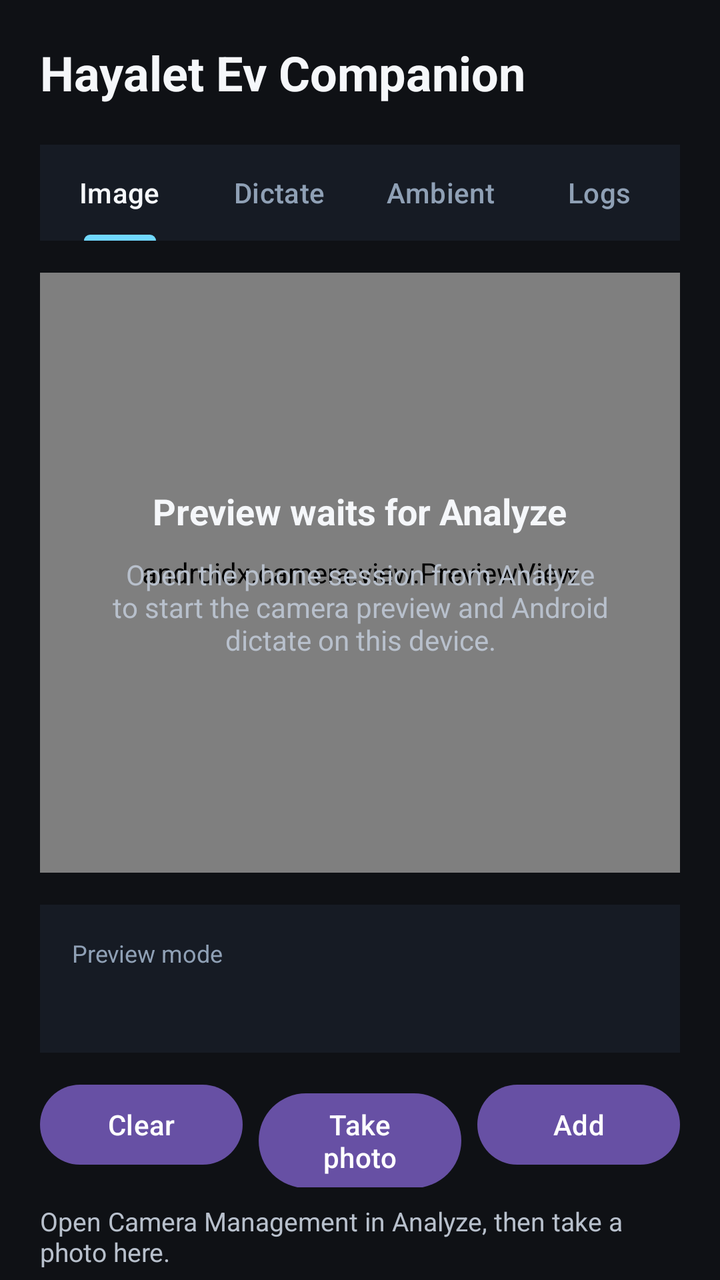
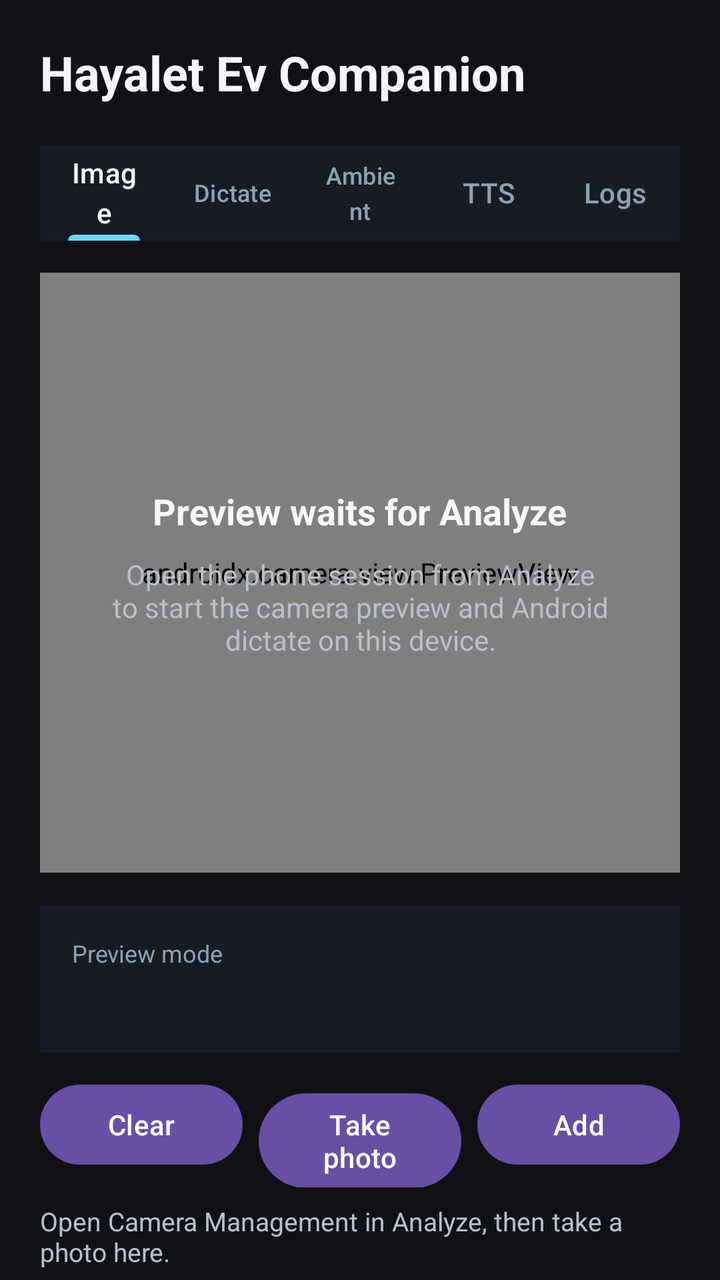

The first picture is an Android layout as it rendered before a commit; the second is the same layout after the commit. The layout source and the unified diff follow.
<!-- AndroidManifest.xml: application theme Theme.HayaletEvCompanion -->
<!-- res/layout/activity_main.xml -->
<?xml version="1.0" encoding="utf-8"?>
<androidx.core.widget.NestedScrollView xmlns:android="http://schemas.android.com/apk/res/android"
    xmlns:app="http://schemas.android.com/apk/res-auto"
    android:layout_width="match_parent"
    android:layout_height="match_parent"
    android:background="#0F1115"
    android:fillViewport="true">

    <LinearLayout
        android:layout_width="match_parent"
        android:layout_height="wrap_content"
        android:orientation="vertical"
        android:padding="20dp">

        <TextView
            android:id="@+id/titleText"
            android:layout_width="match_parent"
            android:layout_height="wrap_content"
            android:text="@string/app_name"
            android:textColor="#F5F7FA"
            android:textSize="24sp"
            android:textStyle="bold" />

        <TextView
            android:id="@+id/subtitleText"
            android:layout_width="match_parent"
            android:layout_height="wrap_content"
            android:layout_marginTop="8dp"
            android:text="@string/companion_subtitle"
            android:textColor="#B8C0CC"
            android:textSize="14sp"
            android:visibility="gone" />

        <LinearLayout
            android:id="@+id/statusPanel"
            android:layout_width="match_parent"
            android:layout_height="wrap_content"
            android:layout_marginTop="20dp"
            android:background="#161B24"
            android:orientation="vertical"
            android:padding="16dp"
            android:visibility="gone">

            <TextView
                android:id="@+id/statusLabel"
                android:layout_width="wrap_content"
                android:layout_height="wrap_content"
                android:text="@string/status_label"
                android:textColor="#8FA0B5"
                android:textSize="12sp" />

            <TextView
                android:id="@+id/statusValue"
                android:layout_width="wrap_content"
                android:layout_height="wrap_content"
                android:layout_marginTop="4dp"
                android:textColor="#F5F7FA"
                android:textSize="16sp"
                android:textStyle="bold" />

            <TextView
                android:id="@+id/targetLabel"
                android:layout_width="wrap_content"
                android:layout_height="wrap_content"
                android:layout_marginTop="14dp"
                android:text="@string/target_label"
                android:textColor="#8FA0B5"
                android:textSize="12sp" />

            <TextView
                android:id="@+id/targetValue"
                android:layout_width="wrap_content"
                android:layout_height="wrap_content"
                android:layout_marginTop="4dp"
                android:textColor="#F5F7FA"
                android:textSize="16sp"
                android:textStyle="bold" />

            <TextView
                android:id="@+id/permissionsLabel"
                android:layout_width="wrap_content"
                android:layout_height="wrap_content"
                android:layout_marginTop="14dp"
                android:text="@string/permissions_label"
                android:textColor="#8FA0B5"
                android:textSize="12sp" />

            <TextView
                android:id="@+id/permissionsValue"
                android:layout_width="wrap_content"
                android:layout_height="wrap_content"
                android:layout_marginTop="4dp"
                android:textColor="#F5F7FA"
                android:textSize="16sp"
                android:textStyle="bold" />
        </LinearLayout>

        <com.google.android.material.tabs.TabLayout
            android:id="@+id/companionTabs"
            android:layout_width="match_parent"
            android:layout_height="wrap_content"
            android:layout_marginTop="20dp"
            android:background="#161B24"
            app:tabIndicatorColor="#70D8FF"
            app:tabMode="fixed"
            app:tabRippleColor="#26364A"
            app:tabSelectedTextColor="#F5F7FA"
            app:tabTextColor="#8FA0B5">

            <com.google.android.material.tabs.TabItem
                android:layout_width="wrap_content"
                android:layout_height="wrap_content"
                android:text="@string/tab_image" />

            <com.google.android.material.tabs.TabItem
                android:layout_width="wrap_content"
                android:layout_height="wrap_content"
                android:text="@string/tab_dictate" />

            <com.google.android.material.tabs.TabItem
                android:layout_width="wrap_content"
                android:layout_height="wrap_content"
                android:text="@string/tab_ambient" />

            <com.google.android.material.tabs.TabItem
                android:layout_width="wrap_content"
                android:layout_height="wrap_content"
                android:text="@string/tab_logs" />
        </com.google.android.material.tabs.TabLayout>

        <LinearLayout
            android:id="@+id/imageTabPanel"
            android:layout_width="match_parent"
            android:layout_height="wrap_content"
            android:layout_marginTop="16dp"
            android:orientation="vertical">

            <FrameLayout
                android:layout_width="match_parent"
                android:layout_height="300dp"
                android:background="#1A1F29">

                <androidx.camera.view.PreviewView
                    android:id="@+id/cameraPreview"
                    android:layout_width="match_parent"
                    android:layout_height="match_parent"
                    android:background="#1A1F29" />

                <LinearLayout
                    android:id="@+id/previewPlaceholder"
                    android:layout_width="match_parent"
                    android:layout_height="match_parent"
                    android:gravity="center"
                    android:orientation="vertical"
                    android:padding="24dp">

                    <TextView
                        android:layout_width="wrap_content"
                        android:layout_height="wrap_content"
                        android:text="@string/preview_waiting_title"
                        android:textColor="#F5F7FA"
                        android:textSize="18sp"
                        android:textStyle="bold" />

                    <TextView
                        android:layout_width="wrap_content"
                        android:layout_height="wrap_content"
                        android:layout_marginTop="10dp"
                        android:gravity="center"
                        android:text="@string/preview_waiting_body"
                        android:textColor="#B8C0CC"
                        android:textSize="14sp" />
                </LinearLayout>
            </FrameLayout>

            <LinearLayout
                android:id="@+id/imageStatusPanel"
                android:layout_width="match_parent"
                android:layout_height="wrap_content"
                android:layout_marginTop="16dp"
                android:background="#161B24"
                android:orientation="vertical"
                android:padding="16dp">

                <TextView
                    android:id="@+id/previewLabel"
                    android:layout_width="wrap_content"
                    android:layout_height="wrap_content"
                    android:text="@string/preview_label"
                    android:textColor="#8FA0B5"
                    android:textSize="12sp" />

                <TextView
                    android:id="@+id/previewValue"
                    android:layout_width="wrap_content"
                    android:layout_height="wrap_content"
                    android:layout_marginTop="4dp"
                    android:textColor="#F5F7FA"
                    android:textSize="16sp"
                    android:textStyle="bold" />
            </LinearLayout>

            <LinearLayout
                android:id="@+id/imageCaptureActions"
                android:layout_width="match_parent"
                android:layout_height="wrap_content"
                android:layout_marginTop="12dp"
                android:orientation="horizontal">

                <Button
                    android:id="@+id/imageCaptureClearButton"
                    android:layout_width="0dp"
                    android:layout_height="wrap_content"
                    android:layout_weight="1"
                    android:text="@string/image_capture_clear" />

                <Button
                    android:id="@+id/imageCaptureButton"
                    android:layout_width="0dp"
                    android:layout_height="wrap_content"
                    android:layout_marginStart="8dp"
                    android:layout_weight="1"
                    android:text="@string/image_capture_take" />

                <Button
                    android:id="@+id/imageCaptureAddButton"
                    android:layout_width="0dp"
                    android:layout_height="wrap_content"
                    android:layout_marginStart="8dp"
                    android:layout_weight="1"
                    android:text="@string/image_capture_add" />
            </LinearLayout>

            <TextView
                android:id="@+id/imageCaptureFeedbackValue"
                android:layout_width="match_parent"
                android:layout_height="wrap_content"
                android:layout_marginTop="8dp"
                android:text="@string/image_capture_feedback_waiting"
                android:textColor="#B8C0CC"
                android:textSize="13sp" />
        </LinearLayout>

        <LinearLayout
            android:id="@+id/dictateTabPanel"
            android:layout_width="match_parent"
            android:layout_height="wrap_content"
            android:layout_marginTop="16dp"
            android:background="#161B24"
            android:orientation="vertical"
            android:padding="16dp"
            android:visibility="gone">

            <TextView
                android:id="@+id/dictationTitle"
                android:layout_width="match_parent"
                android:layout_height="wrap_content"
                android:text="@string/dictation_title"
                android:textColor="#F5F7FA"
                android:textSize="18sp"
                android:textStyle="bold" />

            <TextView
                android:id="@+id/dictationSubtitle"
                android:layout_width="match_parent"
                android:layout_height="wrap_content"
                android:layout_marginTop="8dp"
                android:text="@string/dictation_subtitle"
                android:textColor="#B8C0CC"
                android:textSize="14sp" />

            <TextView
                android:id="@+id/dictationStatusLabel"
                android:layout_width="wrap_content"
                android:layout_height="wrap_content"
                android:layout_marginTop="18dp"
                android:text="@string/dictation_status_label"
                android:textColor="#8FA0B5"
                android:textSize="12sp" />

            <TextView
                android:id="@+id/dictationStatusValue"
                android:layout_width="match_parent"
                android:layout_height="wrap_content"
                android:layout_marginTop="4dp"
                android:textColor="#F5F7FA"
                android:textSize="18sp"
                android:textStyle="bold" />

            <TextView
                android:id="@+id/dictationDetailLabel"
                android:layout_width="wrap_content"
                android:layout_height="wrap_content"
                android:layout_marginTop="16dp"
                android:text="@string/dictation_detail_label"
                android:textColor="#8FA0B5"
                android:textSize="12sp" />

            <TextView
                android:id="@+id/dictationDetailValue"
                android:layout_width="match_parent"
                android:layout_height="wrap_content"
                android:layout_marginTop="4dp"
                android:textColor="#F5F7FA"
                android:textSize="15sp" />

            <TextView
                android:id="@+id/dictationModelLabel"
                android:layout_width="wrap_content"
                android:layout_height="wrap_content"
                android:layout_marginTop="16dp"
                android:text="@string/dictation_model_label"
                android:textColor="#8FA0B5"
                android:textSize="12sp" />

            <TextView
                android:id="@+id/dictationModelValue"
                android:layout_width="match_parent"
                android:layout_height="wrap_content"
                android:layout_marginTop="4dp"
                android:textColor="#F5F7FA"
                android:textSize="15sp" />

            <TextView
                android:id="@+id/dictationTargetLabel"
                android:layout_width="wrap_content"
                android:layout_height="wrap_content"
                android:layout_marginTop="16dp"
                android:text="@string/target_label"
                android:textColor="#8FA0B5"
                android:textSize="12sp" />

            <TextView
                android:id="@+id/dictationTargetValue"
                android:layout_width="match_parent"
                android:layout_height="wrap_content"
                android:layout_marginTop="4dp"
                android:textColor="#F5F7FA"
                android:textSize="15sp" />

            <TextView
                android:id="@+id/manualDictationTitle"
                android:layout_width="match_parent"
                android:layout_height="wrap_content"
                android:layout_marginTop="24dp"
                android:text="@string/manual_dictation_title"
                android:textColor="#F5F7FA"
                android:textSize="16sp"
                android:textStyle="bold" />

            <TextView
                android:id="@+id/manualDictationBackendLabel"
                android:layout_width="wrap_content"
                android:layout_height="wrap_content"
                android:layout_marginTop="14dp"
                android:text="@string/manual_dictation_backend_label"
                android:textColor="#8FA0B5"
                android:textSize="12sp" />

            <TextView
                android:id="@+id/manualDictationBackendValue"
                android:layout_width="match_parent"
                android:layout_height="wrap_content"
                android:layout_marginTop="6dp"
                android:background="#222A36"
                android:padding="12dp"
                android:text="@string/manual_dictation_backend_vosk"
                android:textColor="#F5F7FA"
                android:textSize="15sp" />

            <Button
                android:id="@+id/manualDictationToggleButton"
                android:layout_width="match_parent"
                android:layout_height="wrap_content"
                android:layout_marginTop="12dp"
                android:text="@string/manual_dictation_start" />

            <TextView
                android:id="@+id/manualDictationTranscriptLabel"
                android:layout_width="wrap_content"
                android:layout_height="wrap_content"
                android:layout_marginTop="14dp"
                android:text="@string/manual_dictation_transcript_label"
                android:textColor="#8FA0B5"
                android:textSize="12sp" />

            <EditText
                android:id="@+id/manualDictationTranscriptValue"
                android:layout_width="match_parent"
                android:layout_height="120dp"
                android:layout_marginTop="6dp"
                android:background="#10141C"
                android:gravity="top|start"
                android:inputType="textMultiLine"
                android:minLines="4"
                android:padding="12dp"
                android:text="@string/manual_dictation_transcript_empty"
                android:textColor="#F5F7FA"
                android:textColorHint="#8FA0B5"
                android:textSize="14sp" />
        </LinearLayout>

        <LinearLayout
            android:id="@+id/ambientTabPanel"
            android:layout_width="match_parent"
            android:layout_height="wrap_content"
            android:layout_marginTop="16dp"
            android:background="#161B24"
            android:orientation="vertical"
            android:padding="16dp"
            android:visibility="gone">

            <TextView
                android:id="@+id/ambientTitle"
                android:layout_width="match_parent"
                android:layout_height="wrap_content"
                android:text="@string/ambient_title"
                android:textColor="#F5F7FA"
                android:textSize="18sp"
                android:textStyle="bold" />

            <TextView
                android:id="@+id/ambientSubtitle"
                android:layout_width="match_parent"
                android:layout_height="wrap_content"
                android:layout_marginTop="8dp"
                android:text="@string/ambient_subtitle"
                android:textColor="#B8C0CC"
                android:textSize="14sp" />

            <TextView
                android:id="@+id/ambientMicrophoneLabel"
                android:layout_width="wrap_content"
                android:layout_height="wrap_content"
                android:layout_marginTop="18dp"
                android:text="@string/ambient_microphone_label"
                android:textColor="#8FA0B5"
                android:textSize="12sp" />

            <TextView
                android:id="@+id/ambientMicrophoneValue"
                android:layout_width="match_parent"
                android:layout_height="wrap_content"
                android:layout_marginTop="4dp"
                android:textColor="#F5F7FA"
                android:textSize="18sp"
                android:textStyle="bold" />

            <TextView
                android:id="@+id/ambientStatusLabel"
                android:layout_width="wrap_content"
                android:layout_height="wrap_content"
                android:layout_marginTop="16dp"
                android:text="@string/ambient_status_label"
                android:textColor="#8FA0B5"
                android:textSize="12sp" />

            <TextView
                android:id="@+id/ambientStatusValue"
                android:layout_width="match_parent"
                android:layout_height="wrap_content"
                android:layout_marginTop="4dp"
                android:textColor="#F5F7FA"
                android:textSize="18sp"
                android:textStyle="bold" />

            <TextView
                android:id="@+id/ambientDetailLabel"
                android:layout_width="wrap_content"
                android:layout_height="wrap_content"
                android:layout_marginTop="16dp"
                android:text="@string/ambient_detail_label"
                android:textColor="#8FA0B5"
                android:textSize="12sp" />

            <TextView
                android:id="@+id/ambientDetailValue"
                android:layout_width="match_parent"
                android:layout_height="wrap_content"
                android:layout_marginTop="4dp"
                android:textColor="#F5F7FA"
                android:textSize="15sp" />

            <TextView
                android:id="@+id/ambientWakePhraseLabel"
                android:layout_width="wrap_content"
                android:layout_height="wrap_content"
                android:layout_marginTop="16dp"
                android:text="@string/ambient_wake_phrase_label"
                android:textColor="#8FA0B5"
                android:textSize="12sp" />

            <TextView
                android:id="@+id/ambientWakePhraseValue"
                android:layout_width="match_parent"
                android:layout_height="wrap_content"
                android:layout_marginTop="4dp"
                android:textColor="#F5F7FA"
                android:textSize="15sp" />

            <TextView
                android:id="@+id/ambientHistoryLabel"
                android:layout_width="wrap_content"
                android:layout_height="wrap_content"
                android:layout_marginTop="16dp"
                android:text="@string/ambient_history_label"
                android:textColor="#8FA0B5"
                android:textSize="12sp" />

            <TextView
                android:id="@+id/ambientHistoryValue"
                android:layout_width="match_parent"
                android:layout_height="wrap_content"
                android:layout_marginTop="6dp"
                android:background="#10141C"
                android:fontFamily="monospace"
                android:minHeight="140dp"
                android:padding="12dp"
                android:text="@string/ambient_history_empty"
                android:textColor="#F5F7FA"
                android:textIsSelectable="true"
                android:textSize="12sp" />
        </LinearLayout>

        <LinearLayout
            android:id="@+id/logsTabPanel"
            android:layout_width="match_parent"
            android:layout_height="wrap_content"
            android:layout_marginTop="16dp"
            android:orientation="vertical"
            android:visibility="gone">

            <LinearLayout
                android:id="@+id/diagnosticsPanel"
                android:layout_width="match_parent"
                android:layout_height="wrap_content"
                android:background="#161B24"
                android:orientation="vertical"
                android:padding="16dp">

                <TextView
                    android:id="@+id/diagnosticsLabel"
                    android:layout_width="wrap_content"
                    android:layout_height="wrap_content"
                    android:text="@string/diagnostics_label"
                    android:textColor="#8FA0B5"
                    android:textSize="12sp" />

                <TextView
                    android:id="@+id/diagnosticsSummaryValue"
                    android:layout_width="match_parent"
                    android:layout_height="wrap_content"
                    android:layout_marginTop="10dp"
                    android:fontFamily="monospace"
                    android:textColor="#F5F7FA"
                    android:textIsSelectable="true"
                    android:textSize="12sp" />

                <LinearLayout
                    android:layout_width="match_parent"
                    android:layout_height="wrap_content"
                    android:layout_marginTop="14dp"
                    android:orientation="horizontal">

                    <Button
                        android:id="@+id/diagnosticsCopyButton"
                        android:layout_width="0dp"
                        android:layout_height="wrap_content"
                        android:layout_weight="1"
                        android:text="@string/diagnostics_copy" />

                    <Button
                        android:id="@+id/diagnosticsShareButton"
                        android:layout_width="0dp"
                        android:layout_height="wrap_content"
                        android:layout_marginStart="10dp"
                        android:layout_weight="1"
                        android:text="@string/diagnostics_share" />

                    <Button
                        android:id="@+id/diagnosticsClearButton"
                        android:layout_width="0dp"
                        android:layout_height="wrap_content"
                        android:layout_marginStart="10dp"
                        android:layout_weight="1"
                        android:text="@string/diagnostics_clear" />
                </LinearLayout>

                <TextView
                    android:id="@+id/diagnosticsLogsLabel"
                    android:layout_width="wrap_content"
                    android:layout_height="wrap_content"
                    android:layout_marginTop="14dp"
                    android:text="@string/diagnostics_logs_label"
                    android:textColor="#8FA0B5"
                    android:textSize="12sp" />

                <TextView
                    android:id="@+id/diagnosticsLogsValue"
                    android:layout_width="match_parent"
                    android:layout_height="wrap_content"
                    android:layout_marginTop="10dp"
                    android:fontFamily="monospace"
                    android:textColor="#F5F7FA"
                    android:textIsSelectable="true"
                    android:textSize="11sp" />
            </LinearLayout>
        </LinearLayout>
    </LinearLayout>
</androidx.core.widget.NestedScrollView>
<!-- resources referenced by this layout -->
<resources>
  <string name="ambient_detail_label">Current step</string>
  <string name="ambient_history_empty">No ambient events yet.</string>
  <string name="ambient_history_label">Heard events</string>
  <string name="ambient_microphone_label">Microphone</string>
  <string name="ambient_status_label">Listening state</string>
  <string name="ambient_subtitle">Watch the wake word listener, command capture window, and recognized text from the phone side.</string>
  <string name="ambient_title">Ambient monitor</string>
  <string name="ambient_wake_phrase_label">Wake phrase</string>
  <string name="app_name">Hayalet Ev Companion</string>
  <string name="companion_subtitle">Phone-side camera preview, capture control, and speech bridge for the desktop capture hub.</string>
  <string name="diagnostics_clear">Clear logs</string>
  <string name="diagnostics_copy">Copy logs</string>
  <string name="diagnostics_label">Diagnostics</string>
  <string name="diagnostics_logs_label">Recent logs</string>
  <string name="diagnostics_share">Share logs</string>
  <string name="dictation_detail_label">Current step</string>
  <string name="dictation_model_label">Transcript model</string>
  <string name="dictation_status_label">Dictate status</string>
  <string name="dictation_subtitle">The phone microphone records here, then Vosk transcribes offline on this device before sending text to Analyze.</string>
  <string name="dictation_title">Android dictate</string>
  <string name="image_capture_add">Add</string>
  <string name="image_capture_clear">Clear</string>
  <string name="image_capture_feedback_waiting">Open Camera Management in Analyze, then take a photo here.</string>
  <string name="image_capture_take">Take photo</string>
  <string name="manual_dictation_backend_label">Engine</string>
  <string name="manual_dictation_backend_vosk">Vosk</string>
  <string name="manual_dictation_start">Start recording</string>
  <string name="manual_dictation_title">Manual dictate test</string>
  <string name="manual_dictation_transcript_empty">Transcript text will appear here.</string>
  <string name="manual_dictation_transcript_label">Transcript</string>
  <string name="permissions_label">Permissions</string>
  <string name="preview_label">Preview mode</string>
  <string name="preview_waiting_body">Open the phone session from Analyze to start the camera preview and Android dictate on this device.</string>
  <string name="preview_waiting_title">Preview waits for Analyze</string>
  <string name="status_label">Connection status</string>
  <string name="tab_ambient">Ambient</string>
  <string name="tab_dictate">Dictate</string>
  <string name="tab_image">Image</string>
  <string name="tab_logs">Logs</string>
  <string name="target_label">Active target</string>
  <style name="Theme.HayaletEvCompanion" parent="Theme.Material3.DayNight.NoActionBar">
          <item name="android:statusBarColor" tools:targetApi="l">#0F1115</item>
          <item name="android:navigationBarColor" tools:targetApi="l">#0F1115</item>
      </style>
</resources>

<!-- the commit's change to res/layout/activity_main.xml (unified diff, before → after) -->
@@ -121,6 +121,11 @@
                 android:layout_width="wrap_content"
                 android:layout_height="wrap_content"
                 android:text="@string/tab_ambient" />
+
+            <com.google.android.material.tabs.TabItem
+                android:layout_width="wrap_content"
+                android:layout_height="wrap_content"
+                android:text="@string/tab_tts" />
 
             <com.google.android.material.tabs.TabItem
                 android:layout_width="wrap_content"
@@ -523,6 +528,109 @@
         </LinearLayout>
 
         <LinearLayout
+            android:id="@+id/ttsTabPanel"
+            android:layout_width="match_parent"
+            android:layout_height="wrap_content"
+            android:layout_marginTop="16dp"
+            android:background="#161B24"
+            android:orientation="vertical"
+            android:padding="16dp"
+            android:visibility="gone">
+
+            <TextView
+                android:id="@+id/ttsTitle"
+                android:layout_width="match_parent"
+                android:layout_height="wrap_content"
+                android:text="@string/tts_title"
+                android:textColor="#F5F7FA"
+                android:textSize="18sp"
+                android:textStyle="bold" />
+
+            <TextView
+                android:id="@+id/ttsSubtitle"
+                android:layout_width="match_parent"
+                android:layout_height="wrap_content"
+                android:layout_marginTop="8dp"
+                android:text="@string/tts_subtitle"
+                android:textColor="#B8C0CC"
+                android:textSize="14sp" />
+
+            <TextView
+                android:id="@+id/ttsStatusLabel"
+                android:layout_width="wrap_content"
+                android:layout_height="wrap_content"
+                android:layout_marginTop="18dp"
+                android:text="@string/tts_status_label"
+                android:textColor="#8FA0B5"
+                android:textSize="12sp" />
+
+            <TextView
+                android:id="@+id/ttsStatusValue"
+                android:layout_width="match_parent"
+                android:layout_height="wrap_content"
+                android:layout_marginTop="4dp"
+                android:textColor="#F5F7FA"
+                android:textSize="18sp"
+                android:textStyle="bold" />
+
+            <TextView
+                android:id="@+id/ttsDetailLabel"
+                android:layout_width="wrap_content"
+                android:layout_height="wrap_content"
+                android:layout_marginTop="16dp"
+                android:text="@string/tts_detail_label"
+                android:textColor="#8FA0B5"
+                android:textSize="12sp" />
+
+            <TextView
+                android:id="@+id/ttsDetailValue"
+                android:layout_width="match_parent"
+                android:layout_height="wrap_content"
+                android:layout_marginTop="4dp"
+                android:textColor="#F5F7FA"
+                android:textSize="15sp" />
+
+            <TextView
+                android:id="@+id/ttsModelLabel"
+                android:layout_width="wrap_content"
+                android:layout_height="wrap_content"
+                android:layout_marginTop="16dp"
+                android:text="@string/tts_model_label"
+                android:textColor="#8FA0B5"
+                android:textSize="12sp" />
+
+            <TextView
+                android:id="@+id/ttsModelValue"
+                android:layout_width="match_parent"
+                android:layout_height="wrap_content"
+                android:layout_marginTop="4dp"
+                android:textColor="#F5F7FA"
+                android:textSize="15sp" />
+
+            <TextView
+                android:id="@+id/ttsTextLabel"
+                android:layout_width="wrap_content"
+                android:layout_height="wrap_content"
+                android:layout_marginTop="16dp"
+                android:text="@string/tts_text_label"
+                android:textColor="#8FA0B5"
+                android:textSize="12sp" />
+
+            <TextView
+                android:id="@+id/ttsTextValue"
+                android:layout_width="match_parent"
+                android:layout_height="wrap_content"
+                android:layout_marginTop="6dp"
+                android:background="#10141C"
+                android:minHeight="120dp"
+                android:padding="12dp"
+                android:text="@string/tts_text_empty"
+                android:textColor="#F5F7FA"
+                android:textIsSelectable="true"
+                android:textSize="14sp" />
+        </LinearLayout>
+
+        <LinearLayout
             android:id="@+id/logsTabPanel"
             android:layout_width="match_parent"
             android:layout_height="wrap_content"
<!-- resource entries referenced after the edit -->
@@ -39,7 +39,15 @@
   <string name="tab_dictate">Dictate</string>
   <string name="tab_image">Image</string>
   <string name="tab_logs">Logs</string>
+  <string name="tab_tts">TTS</string>
   <string name="target_label">Active target</string>
+  <string name="tts_detail_label">Current step</string>
+  <string name="tts_model_label">Voice model</string>
+  <string name="tts_status_label">Speech state</string>
+  <string name="tts_subtitle">Desktop speech commands appear here and play on this phone with the bundled or installed offline sherpa-onnx runtime.</string>
+  <string name="tts_text_empty">No speech text yet.</string>
+  <string name="tts_text_label">Text</string>
+  <string name="tts_title">Text to speech</string>
   <style name="Theme.HayaletEvCompanion" parent="Theme.Material3.DayNight.NoActionBar">
           <item name="android:statusBarColor" tools:targetApi="l">#0F1115</item>
           <item name="android:navigationBarColor" tools:targetApi="l">#0F1115</item>
